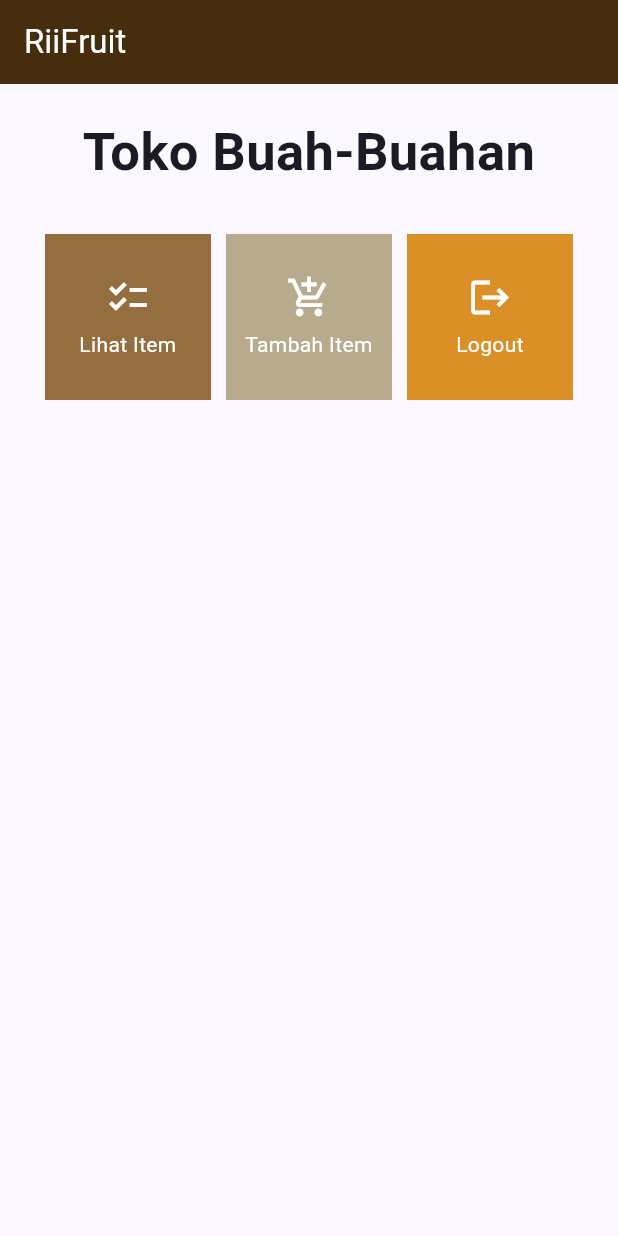
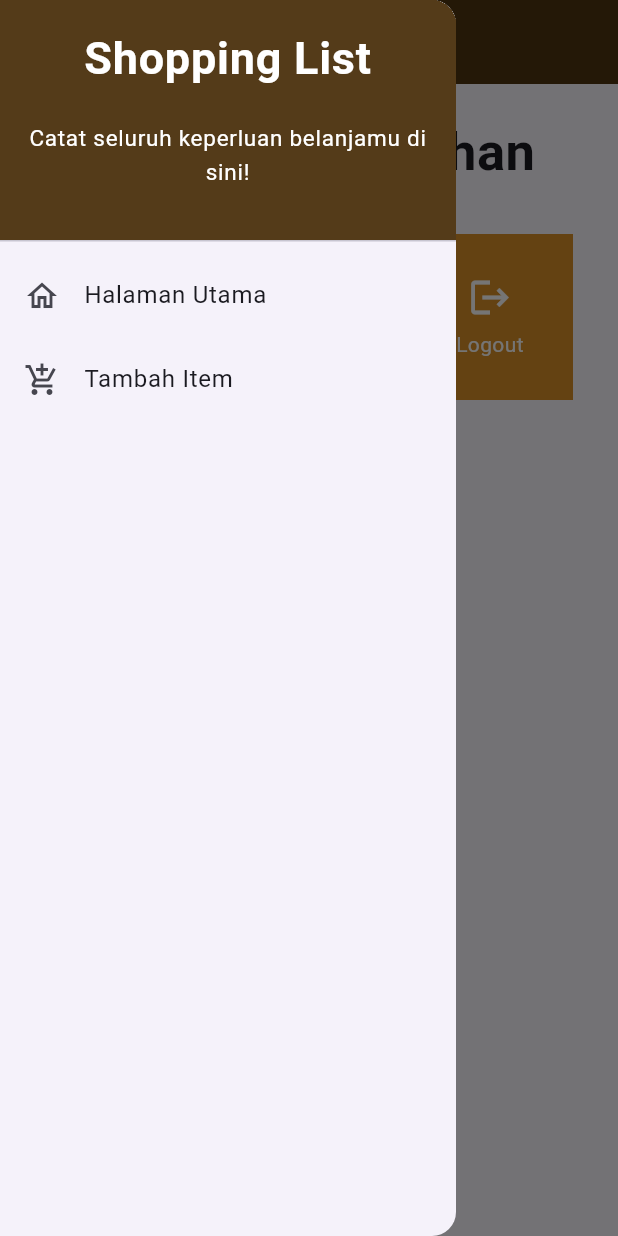
Before and after one commit to rifdahnabilah23/RiiFruit-mobile, a Flutter app: the screen it shows after launch, with the side drawer open (before the commit the screen has no drawer), on a phone screen of 412 x 824 dp. Run offline on Flutter 3.47's test engine with Material 2 defaults, Android fonts, the light colour scheme and no system bars.

Commit message:
Tugas 8 Selesai

```diff
--- a/lib/main.dart
+++ b/lib/main.dart
@@ -1,4 +1,4 @@
-import 'package:riifruit/menu.dart';
+import 'package:riifruit/screens/menu.dart';
 import 'package:flutter/material.dart';
 
 void main() {
--- a/lib/menu.dart
+++ b/lib/screens/menu.dart
@@ -1,4 +1,7 @@
 import 'package:flutter/material.dart';
+import 'package:riifruit/screens/shoplist_form.dart';
+import 'package:riifruit/widgets/left_drawer.dart';
+import 'package:riifruit/widgets/shop_card.dart'; //import drawer widget
 
 
 class MyHomePage extends StatelessWidget {
@@ -20,7 +23,13 @@
             color: Colors.white, // Mengatur warna teks menjadi putih
           ),
         ),
+
+        backgroundColor: Color.fromARGB(255, 78, 52, 16), //mengatur background header
+        foregroundColor: Color.fromARGB(255, 255, 255, 255), //mengatur warna ikon navbar
+
       ),
+      // Masukkan drawer sebagai parameter nilai drawer dari widget Scaffold
+      drawer: const LeftDrawer(),
       body: SingleChildScrollView(
         // Widget wrapper yang dapat discroll
         child: Padding(
@@ -61,56 +70,3 @@
     );
     }
 }
-
-class ShopItem {
-  final String name;
-  final IconData icon;
-  final Color color;
-
-  ShopItem(this.name, this.icon, this.color);
-}
-
-class ShopCard extends StatelessWidget {
-  final ShopItem item;
-
-  const ShopCard(this.item, {super.key}); // Constructor
-
-  @override
-  Widget build(BuildContext context) {
-    return Material(
-      color: item.color, // Menggunakan warna latar belakang dari ShopItem,
-      child: InkWell(
-        // Area responsive terhadap sentuhan
-        onTap: () {
-          // Memunculkan SnackBar ketika diklik
-          ScaffoldMessenger.of(context)
-            ..hideCurrentSnackBar()
-            ..showSnackBar(SnackBar(
-                content: Text("Kamu telah menekan tombol ${item.name}!")));
-        },
-        child: Container(
-          // Container untuk menyimpan Icon dan Text
-          padding: const EdgeInsets.all(8),
-          child: Center(
-            child: Column(
-              mainAxisAlignment: MainAxisAlignment.center,
-              children: [
-                Icon(
-                  item.icon,
-                  color: Colors.white,
-                  size: 30.0,
-                ),
-                const Padding(padding: EdgeInsets.all(3)),
-                Text(
-                  item.name,
-                  textAlign: TextAlign.center,
-                  style: const TextStyle(color: Colors.white),
-                ),
-              ],
-            ),
-          ),
-        ),
-      ),
-    );
-  }
-}
--- /dev/null
+++ b/lib/widgets/left_drawer.dart
@@ -0,0 +1,74 @@
+import 'package:flutter/material.dart';
+import 'package:riifruit/screens/menu.dart';
+import 'package:riifruit/screens/shoplist_form.dart'; // Impor halaman ShopFormPage
+
+
+class LeftDrawer extends StatelessWidget {
+  const LeftDrawer({super.key});
+
+  @override
+  Widget build(BuildContext context) {
+    return Drawer(
+      child: ListView(
+        children: [
+          // Bagian drawer header
+          const DrawerHeader(
+            decoration: BoxDecoration(
+              color: Color.fromARGB(255, 84, 59, 25),
+            ),
+            child: Column(
+              children: [
+                Text(
+                  'Shopping List',
+                  textAlign: TextAlign.center,
+                  style: TextStyle(
+                    fontSize: 30,
+                    fontWeight: FontWeight.bold,
+                    color: Colors.white,
+                  ),
+                ),
+                Padding(padding: EdgeInsets.all(10)),
+                Text("Catat seluruh keperluan belanjamu di sini!",
+                    // Tambahkan gaya teks dengan center alignment, font ukuran 15, warna putih, dan weight biasa
+                    textAlign: TextAlign.center, // Center alignment
+                    style: TextStyle(
+                    fontSize: 15, // Font size 15
+                    color: Colors.white, // Text color white
+                    fontWeight: FontWeight.normal,
+                    ),
+                )
+              ],
+            ),
+          ),
+
+          // Bagian routing
+          ListTile(
+            leading: const Icon(Icons.home_outlined),
+            title: const Text('Halaman Utama'),
+            // Bagian redirection ke MyHomePage
+            onTap: () {
+              Navigator.pushReplacement(
+                  context,
+                  MaterialPageRoute(
+                    builder: (context) => MyHomePage(),
+                  ));
+            },
+          ),
+          ListTile(
+            leading: const Icon(Icons.add_shopping_cart),
+            title: const Text('Tambah Item'),
+            // Bagian redirection ke ShopFormPage
+            onTap: () {
+              //routing ke ShopFormPage
+              Navigator.pushReplacement(
+                context,
+                MaterialPageRoute(
+                  builder: (context) => ShopFormPage(),
+                ));
+            },
+          ),
+        ],
+      ),
+    );
+  }
+}
--- /dev/null
+++ b/lib/widgets/shop_card.dart
@@ -0,0 +1,68 @@
+import 'package:flutter/material.dart';
+import 'package:riifruit/screens/shoplist_form.dart';
+import 'package:riifruit/widgets/left_drawer.dart';
+import 'package:riifruit/widgets/shop_card.dart';
+
+class ShopItem {
+  final String name;
+  final IconData icon;
+  final Color color;
+
+  ShopItem(this.name, this.icon, this.color);
+}
+
+class ShopCard extends StatelessWidget {
+  final ShopItem item;
+
+  const ShopCard(this.item, {super.key}); // Constructor
+
+  @override
+  Widget build(BuildContext context) {
+    return Material(
+      color: item.color, // Menggunakan warna latar belakang dari ShopItem,
+      child: InkWell(
+        // Area responsive terhadap sentuhan
+        onTap: () {
+          // Memunculkan SnackBar ketika diklik
+          ScaffoldMessenger.of(context)
+            ..hideCurrentSnackBar()
+            ..showSnackBar(SnackBar(
+                content: Text("Kamu telah menekan tombol ${item.name}!")));
+
+          // Navigate ke route yang sesuai (tergantung jenis tombol)
+          if (item.name == "Tambah Item") {
+            // Navigator.push untuk melakukan navigasi ke MaterialPageRoute yang mencakup ShopFormPage.
+            Navigator.pushReplacement(
+              context,
+              MaterialPageRoute(
+                builder: (context) => ShopFormPage(),
+              ));
+          }
+
+        },
+        child: Container(
+          // Container untuk menyimpan Icon dan Text
+          padding: const EdgeInsets.all(8),
+          child: Center(
+            child: Column(
+              mainAxisAlignment: MainAxisAlignment.center,
+              children: [
+                Icon(
+                  item.icon,
+                  color: Colors.white,
+                  size: 30.0,
+                ),
+                const Padding(padding: EdgeInsets.all(3)),
+                Text(
+                  item.name,
+                  textAlign: TextAlign.center,
+                  style: const TextStyle(color: Colors.white),
+                ),
+              ],
+            ),
+          ),
+        ),
+      ),
+    );
+  }
+}
```
Also changed, not shown: lib/screens/shoplist_form.dart (added, +204 -0 lines), 1 other file.
